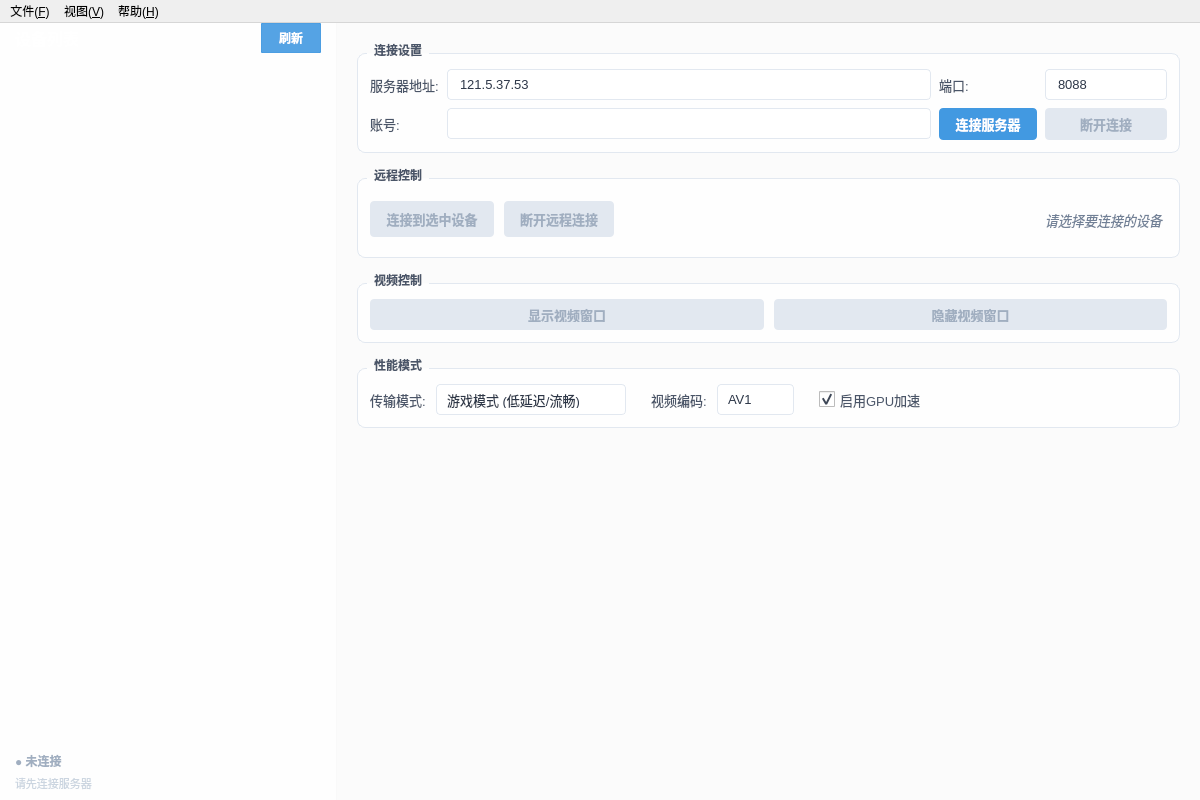
HopeTiga/HopeDesk, file WebRTCRemoteMaster/mainwindow.ui: the form before one commit.
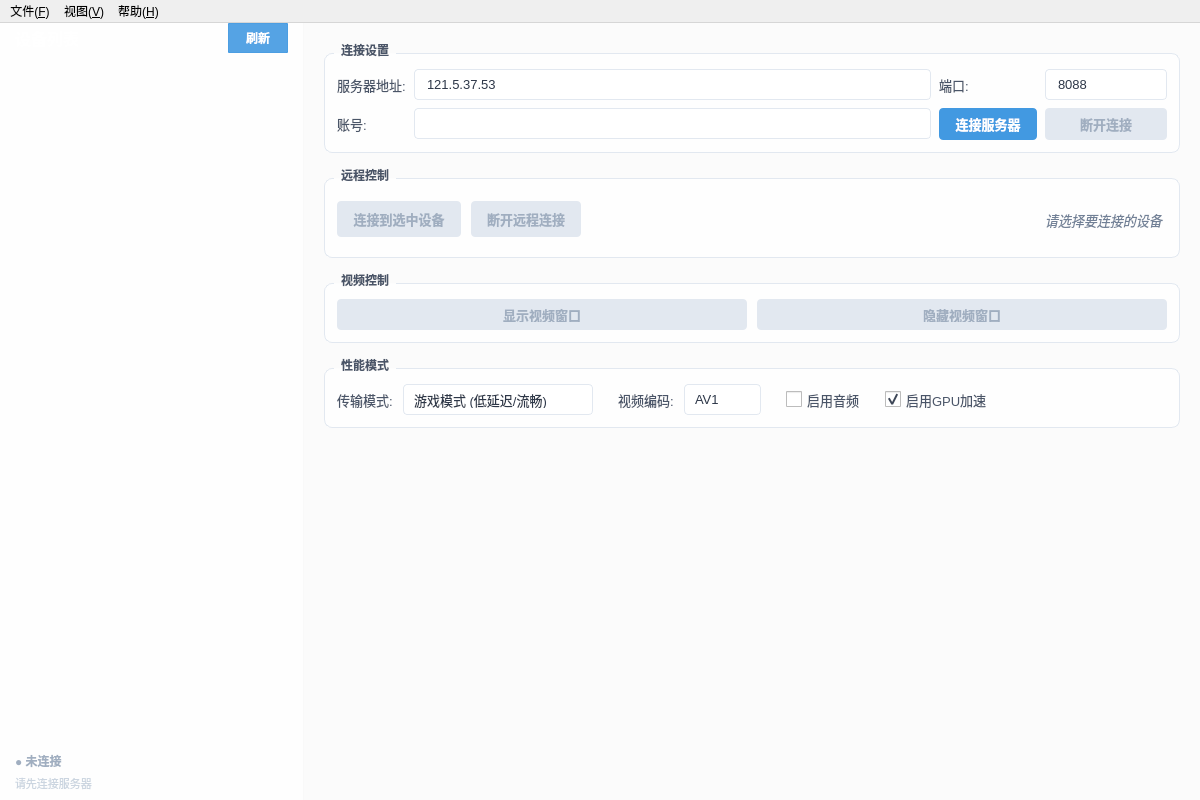
The form after the commit.

The edit to the form file:
```diff
--- a/WebRTCRemoteMaster/mainwindow.ui
+++ b/WebRTCRemoteMaster/mainwindow.ui
@@ -898,6 +898,43 @@
              </property>
             </spacer>
            </item>
+           <item>
+            <widget class="QCheckBox" name="audioCheckBox">
+             <property name="styleSheet">
+              <string notr="true">QCheckBox {
+    font-size: 13px;
+    color: #4A5568;
+    spacing: 5px;
+}
+QCheckBox::indicator {
+    width: 16px;
+    height: 16px;
+}</string>
+             </property>
+             <property name="text">
+              <string>启用音频</string>
+             </property>
+             <property name="checked">
+              <bool>false</bool>
+             </property>
+            </widget>
+           </item>
+           <item>
+            <spacer name="horizontalSpacer_gap_3">
+             <property name="orientation">
+              <enum>Qt::Orientation::Horizontal</enum>
+             </property>
+             <property name="sizeType">
+              <enum>QSizePolicy::Policy::Fixed</enum>
+             </property>
+             <property name="sizeHint" stdset="0">
+              <size>
+               <width>15</width>
+               <height>20</height>
+              </size>
+             </property>
+            </spacer>
+           </item>
            <item>
             <widget class="QCheckBox" name="gpuCheckBox">
              <property name="styleSheet">
```
